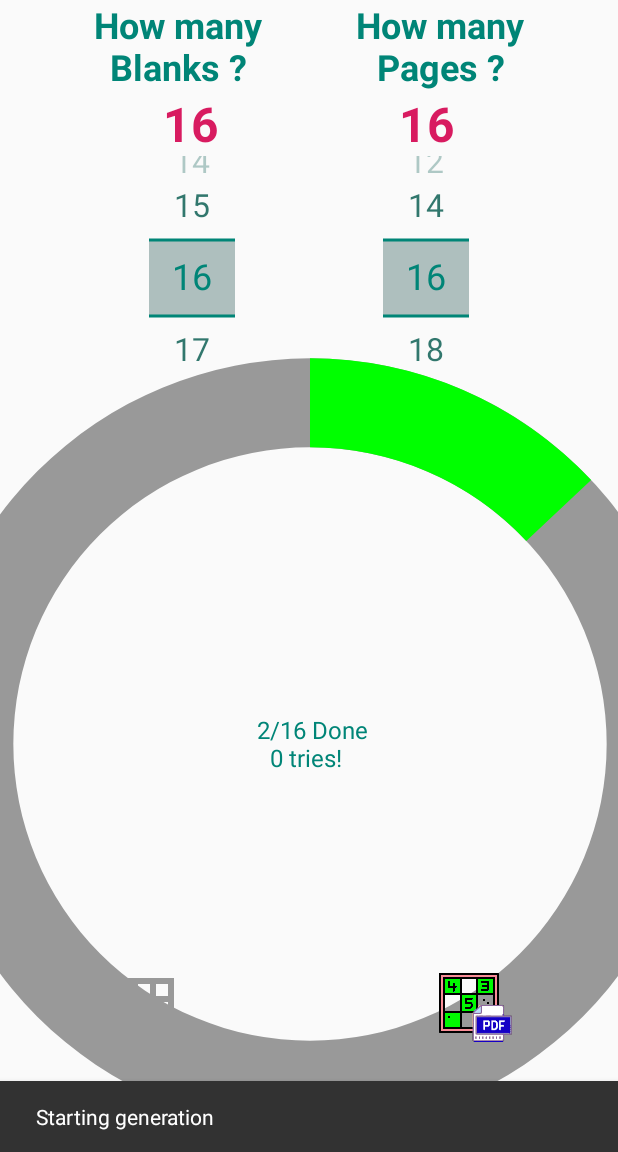
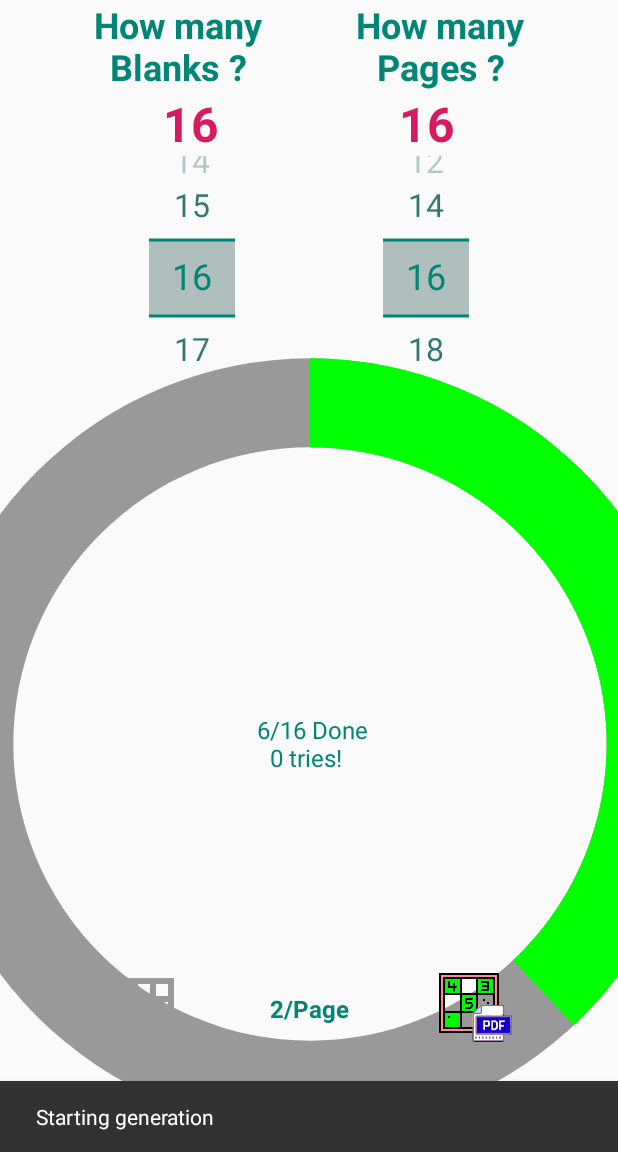
Before and after one commit to riopapa/sudoku2PDF, an Android app: the screen it shows after launch (MainActivity), after a tap on an icon or button, on a phone screen of 412 x 824 dp, the part 84-1236 px from its top. Run offline under Robolectric (Android 15) with nearby library versions, the phone set to English and light mode, and no system bars; pictures from the network do not load; 1 statement that could not run was skipped; 3 other taps on this screen came first.

Commit message:
Add 2/3 quiz for page option

```diff
--- a/app/src/main/java/com/urrecliner/sudoku2pdf/MainActivity.java
+++ b/app/src/main/java/com/urrecliner/sudoku2pdf/MainActivity.java
@@ -35,8 +35,9 @@
     private Context context;
     int blankCount = 5;
     int pageCount = 0;
+    int twoThree = 2;
     boolean meshable;
-    static TextView statusTV;
+    static TextView tvSstatus;
     static String fileDate;
     List<String> blankList, pageList;
     final static int MINIMUM_BLANK = 10, MAXIMUM_BLANK = 58;
@@ -69,9 +70,10 @@
         pageCount = mSettings.getInt("pageCount", 16);
         blankCount = mSettings.getInt("blankCount", 16);
         meshable = mSettings.getBoolean("mesh", true);
+        twoThree = mSettings.getInt("twoThree", 2);
 
-        statusTV = findViewById(R.id.status);
-        statusTV.setVisibility(View.INVISIBLE);
+        tvSstatus = findViewById(R.id.status);
+        tvSstatus.setVisibility(View.INVISIBLE);
 
         Drawable drawable = ResourcesCompat.getDrawable(getResources(), R.drawable.circle, null);
         progressBar = findViewById(R.id.progress_circle);
@@ -98,6 +100,20 @@
                 editor.putBoolean("mesh", meshable).apply();
             }
         });
+        TextView tv23 = findViewById(R.id.two_three);
+        tv23.setText(twoThree+"/Page");
+        tv23.setOnClickListener(new View.OnClickListener() {
+            @Override
+            public void onClick(View view) {
+                if (twoThree == 2) {
+                    twoThree = 3;
+                } else {
+                    twoThree = 2;
+                }
+                tv23.setText(twoThree+"/Page");
+                editor.putInt("twoThree", twoThree).apply();
+            }
+        });
 
         ImageButton generate = findViewById(R.id.generate);
         generate.setOnClickListener(new View.OnClickListener() {
@@ -116,6 +132,7 @@
                     sudokuInfo.dateTime = sdfDate.format(System.currentTimeMillis());
                     sudokuInfo.blankCount = blankCount;
                     sudokuInfo.pageCount = pageCount;
+                    sudokuInfo.twoThree = twoThree;
                     sudokuInfo.context = context;
                     sudokuInfo.meshable = meshable;
                     new MakeSudoku().make(sudokuInfo);
--- a/app/src/main/java/com/urrecliner/sudoku2pdf/MakeSudoku.java
+++ b/app/src/main/java/com/urrecliner/sudoku2pdf/MakeSudoku.java
@@ -12,7 +12,7 @@
 import static com.urrecliner.sudoku2pdf.MainActivity.horizontalLineView;
 import static com.urrecliner.sudoku2pdf.MainActivity.mainLayout;
 import static com.urrecliner.sudoku2pdf.MainActivity.progressBar;
-import static com.urrecliner.sudoku2pdf.MainActivity.statusTV;
+import static com.urrecliner.sudoku2pdf.MainActivity.tvSstatus;
 
 import androidx.constraintlayout.widget.ConstraintSet;
 
@@ -62,7 +62,7 @@
             progressBar.setMax(100);
             progressBar.setProgress(0);
             progressBar.setVisibility(View.VISIBLE);
-            statusTV.setVisibility(View.VISIBLE);
+            tvSstatus.setVisibility(View.VISIBLE);
 
             ConstraintSet set = new ConstraintSet();
             set.connect(frameLayout.getId(), ConstraintSet.TOP, horizontalLineView.getId(), ConstraintSet.BOTTOM);
@@ -476,7 +476,7 @@
             switch (which) {
                 case PROGRESS_COUNT:
                     String statusText = values[1];
-                    statusTV.setText(statusText);
+                    tvSstatus.setText(statusText);
                     break;
                 case PROGRESS_PERCENT:
                     int progress = Integer.parseInt(values[1]);
@@ -495,8 +495,8 @@
 //            Toast.makeText(MainActivity.,statistics, Toast.LENGTH_LONG).show();
             Log.w("DONE", statistics);
             progressBar.setVisibility(View.INVISIBLE);
-            statusTV.setText(statistics);
-            statusTV.invalidate();
+            tvSstatus.setText(statistics);
+            tvSstatus.invalidate();
 
             MakePDF.createPDF(blankTables, answerTables, sudokuInfo);
         }
--- a/app/src/main/java/com/urrecliner/sudoku2pdf/Model/SudokuInfo.java
+++ b/app/src/main/java/com/urrecliner/sudoku2pdf/Model/SudokuInfo.java
@@ -7,6 +7,6 @@
     public String dateTime;
     public int pageCount;
     public int blankCount;
-
+    public int twoThree;
     public boolean meshable;
 }
--- a/app/src/main/res/layout/activity_main.xml
+++ b/app/src/main/res/layout/activity_main.xml
@@ -204,6 +204,23 @@
         android:layout_marginBottom="64dp"
         />
 
+    <TextView
+        android:id="@+id/two_three"
+        android:layout_width="wrap_content"
+        android:layout_height="wrap_content"
+        android:layout_gravity="center"
+        android:gravity="center"
+        android:text="2/page"
+        android:textColor="@color/colorPrimary"
+        android:textSize="16sp"
+        android:textStyle="bold"
+        app:layout_constraintStart_toEndOf="@id/mesh"
+        app:layout_constraintEnd_toStartOf="@id/generate"
+        app:layout_constraintTop_toTopOf="@id/generate"
+        app:layout_constraintBottom_toBottomOf="parent"
+        android:layout_marginBottom="64dp"
+        />
+
     <ImageButton
         android:id="@+id/generate"
         android:layout_width="64dp"
```
Also changed, not shown: app/src/main/java/com/urrecliner/sudoku2pdf/MakePDF.java (+9 -8 lines), 1 other file.
